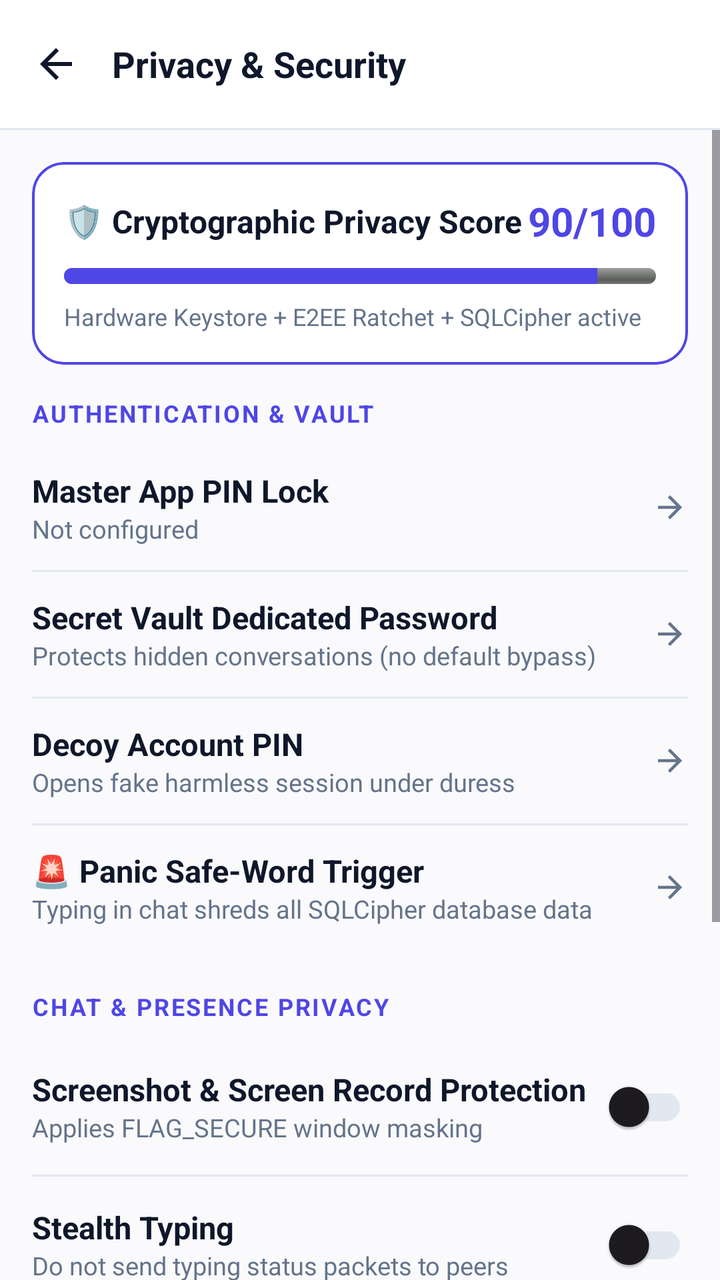
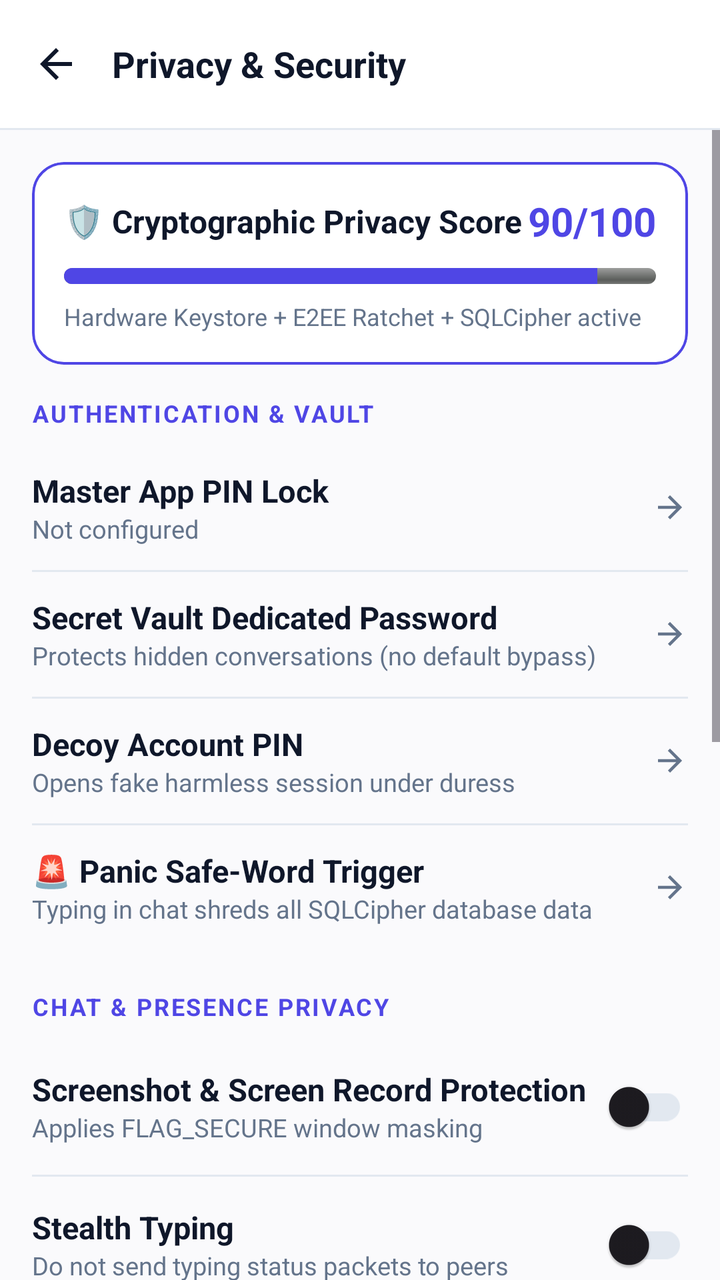

Screens rendered from an Android XML layout before and after an edit, with the pre-edit source and the edit as a unified diff.
<!-- AndroidManifest.xml: application theme Theme.VEIL -->
<!-- res/layout/activity_privacy_settings.xml -->
<?xml version="1.0" encoding="utf-8"?>
<LinearLayout xmlns:android="http://schemas.android.com/apk/res/android"
    xmlns:app="http://schemas.android.com/apk/res-auto"
    android:id="@+id/privacy_settings_root"
    android:layout_width="match_parent"
    android:layout_height="match_parent"
    android:orientation="vertical"
    android:background="@color/colorBackground">

    
    <LinearLayout
        android:layout_width="match_parent"
        android:layout_height="?attr/actionBarSize"
        android:background="@color/colorSurface"
        android:gravity="center_vertical"
        android:paddingStart="8dp"
        android:paddingEnd="16dp">

        <ImageView
            android:id="@+id/btnBack"
            android:layout_width="40dp"
            android:layout_height="40dp"
            android:padding="8dp"
            android:src="@drawable/ic_arrow_back"
            app:tint="@color/textPrimary"
            android:background="?attr/selectableItemBackgroundBorderless"
            android:contentDescription="Back" />

        <TextView
            android:layout_width="wrap_content"
            android:layout_height="wrap_content"
            android:layout_marginStart="8dp"
            android:text="Privacy &amp; Security"
            android:textColor="@color/textPrimary"
            android:textSize="18sp"
            android:textStyle="bold" />
    </LinearLayout>

    <View
        android:layout_width="match_parent"
        android:layout_height="1dp"
        android:background="@color/colorOutline" />

    <ScrollView
        android:layout_width="match_parent"
        android:layout_height="0dp"
        android:layout_weight="1"
        android:fillViewport="true">

        <LinearLayout
            android:layout_width="match_parent"
            android:layout_height="wrap_content"
            android:orientation="vertical"
            android:padding="16dp">

            
            <com.google.android.material.card.MaterialCardView
                android:layout_width="match_parent"
                android:layout_height="wrap_content"
                android:layout_marginBottom="16dp"
                app:cardCornerRadius="16dp"
                app:cardElevation="0dp"
                app:strokeWidth="1.2dp"
                app:strokeColor="@color/colorPrimary"
                app:cardBackgroundColor="@color/colorSurface">

                <LinearLayout
                    android:layout_width="match_parent"
                    android:layout_height="wrap_content"
                    android:orientation="vertical"
                    android:padding="16dp">

                    <LinearLayout
                        android:layout_width="match_parent"
                        android:layout_height="wrap_content"
                        android:orientation="horizontal"
                        android:gravity="center_vertical">

                        <TextView
                            android:layout_width="0dp"
                            android:layout_height="wrap_content"
                            android:layout_weight="1"
                            android:text="🛡️ Cryptographic Privacy Score"
                            android:textColor="@color/textPrimary"
                            android:textSize="16sp"
                            android:textStyle="bold" />

                        <TextView
                            android:id="@+id/tvPrivacyScoreVal"
                            android:layout_width="wrap_content"
                            android:layout_height="wrap_content"
                            android:text="90/100"
                            android:textColor="@color/colorPrimary"
                            android:textSize="20sp"
                            android:textStyle="bold" />
                    </LinearLayout>

                    <ProgressBar
                        android:id="@+id/pbPrivacyScore"
                        style="@android:style/Widget.ProgressBar.Horizontal"
                        android:layout_width="match_parent"
                        android:layout_height="8dp"
                        android:layout_marginTop="10dp"
                        android:layout_marginBottom="8dp"
                        android:max="100"
                        android:progress="90"
                        android:progressTint="@color/colorPrimary" />

                    <TextView
                        android:id="@+id/tvPrivacyScoreSummary"
                        android:layout_width="match_parent"
                        android:layout_height="wrap_content"
                        android:text="Hardware Keystore + E2EE Ratchet + SQLCipher active"
                        android:textColor="@color/textSecondary"
                        android:textSize="12sp" />
                </LinearLayout>
            </com.google.android.material.card.MaterialCardView>

            
            <TextView
                android:layout_width="wrap_content"
                android:layout_height="wrap_content"
                android:text="AUTHENTICATION &amp; VAULT"
                android:textColor="@color/colorPrimary"
                android:textSize="12sp"
                android:textStyle="bold"
                android:letterSpacing="0.08"
                android:layout_marginBottom="8dp" />

            
            <LinearLayout
                android:id="@+id/rowMasterPin"
                android:layout_width="match_parent"
                android:layout_height="wrap_content"
                android:orientation="horizontal"
                android:gravity="center_vertical"
                android:paddingTop="12dp"
                android:paddingBottom="12dp"
                android:background="?attr/selectableItemBackground"
                android:clickable="true"
                android:focusable="true">

                <LinearLayout
                    android:layout_width="0dp"
                    android:layout_height="wrap_content"
                    android:layout_weight="1"
                    android:orientation="vertical">

                    <TextView
                        android:layout_width="wrap_content"
                        android:layout_height="wrap_content"
                        android:text="Master App PIN Lock"
                        android:textColor="@color/textPrimary"
                        android:textSize="15.5sp"
                        android:textStyle="bold" />

                    <TextView
                        android:id="@+id/tvMasterPinStatus"
                        android:layout_width="wrap_content"
                        android:layout_height="wrap_content"
                        android:text="Not configured"
                        android:textColor="@color/textSecondary"
                        android:textSize="12.5sp" />
                </LinearLayout>

                <ImageView
                    android:layout_width="18dp"
                    android:layout_height="18dp"
                    android:src="@drawable/ic_arrow_forward"
                    app:tint="@color/textSecondary" />
            </LinearLayout>

            <View android:layout_width="match_parent" android:layout_height="1dp" android:background="@color/colorOutline" />

            
            <LinearLayout
                android:id="@+id/rowSecretVaultPassword"
                android:layout_width="match_parent"
                android:layout_height="wrap_content"
                android:orientation="horizontal"
                android:gravity="center_vertical"
                android:paddingTop="12dp"
                android:paddingBottom="12dp"
                android:background="?attr/selectableItemBackground"
                android:clickable="true"
                android:focusable="true">

                <LinearLayout
                    android:layout_width="0dp"
                    android:layout_height="wrap_content"
                    android:layout_weight="1"
                    android:orientation="vertical">

                    <TextView
                        android:layout_width="wrap_content"
                        android:layout_height="wrap_content"
                        android:text="Secret Vault Dedicated Password"
                        android:textColor="@color/textPrimary"
                        android:textSize="15.5sp"
                        android:textStyle="bold" />

                    <TextView
                        android:id="@+id/tvVaultPasswordStatus"
                        android:layout_width="wrap_content"
                        android:layout_height="wrap_content"
                        android:text="Protects hidden conversations (no default bypass)"
                        android:textColor="@color/textSecondary"
                        android:textSize="12.5sp" />
                </LinearLayout>

                <ImageView
                    android:layout_width="18dp"
                    android:layout_height="18dp"
                    android:src="@drawable/ic_arrow_forward"
                    app:tint="@color/textSecondary" />
            </LinearLayout>

            <View android:layout_width="match_parent" android:layout_height="1dp" android:background="@color/colorOutline" />

            
            <LinearLayout
                android:id="@+id/rowDecoyPin"
                android:layout_width="match_parent"
                android:layout_height="wrap_content"
                android:orientation="horizontal"
                android:gravity="center_vertical"
                android:paddingTop="12dp"
                android:paddingBottom="12dp"
                android:background="?attr/selectableItemBackground"
                android:clickable="true"
                android:focusable="true">

                <LinearLayout
                    android:layout_width="0dp"
                    android:layout_height="wrap_content"
                    android:layout_weight="1"
                    android:orientation="vertical">

                    <TextView
                        android:layout_width="wrap_content"
                        android:layout_height="wrap_content"
                        android:text="Decoy Account PIN"
                        android:textColor="@color/textPrimary"
                        android:textSize="15.5sp"
                        android:textStyle="bold" />

                    <TextView
                        android:id="@+id/tvDecoyPinStatus"
                        android:layout_width="wrap_content"
                        android:layout_height="wrap_content"
                        android:text="Opens fake harmless session under duress"
                        android:textColor="@color/textSecondary"
                        android:textSize="12.5sp" />
                </LinearLayout>

                <ImageView
                    android:layout_width="18dp"
                    android:layout_height="18dp"
                    android:src="@drawable/ic_arrow_forward"
                    app:tint="@color/textSecondary" />
            </LinearLayout>

            <View android:layout_width="match_parent" android:layout_height="1dp" android:background="@color/colorOutline" />

            
            <LinearLayout
                android:id="@+id/rowSafeWord"
                android:layout_width="match_parent"
                android:layout_height="wrap_content"
                android:orientation="horizontal"
                android:gravity="center_vertical"
                android:paddingTop="12dp"
                android:paddingBottom="12dp"
                android:background="?attr/selectableItemBackground"
                android:clickable="true"
                android:focusable="true">

                <LinearLayout
                    android:layout_width="0dp"
                    android:layout_height="wrap_content"
                    android:layout_weight="1"
                    android:orientation="vertical">

                    <TextView
                        android:layout_width="wrap_content"
                        android:layout_height="wrap_content"
                        android:text="🚨 Panic Safe-Word Trigger"
                        android:textColor="@color/textPrimary"
                        android:textSize="15.5sp"
                        android:textStyle="bold" />

                    <TextView
                        android:id="@+id/tvSafeWordStatus"
                        android:layout_width="wrap_content"
                        android:layout_height="wrap_content"
                        android:text="Typing in chat shreds all SQLCipher database data"
                        android:textColor="@color/textSecondary"
                        android:textSize="12.5sp" />
                </LinearLayout>

                <ImageView
                    android:layout_width="18dp"
                    android:layout_height="18dp"
                    android:src="@drawable/ic_arrow_forward"
                    app:tint="@color/textSecondary" />
            </LinearLayout>

            
            <TextView
                android:layout_width="wrap_content"
                android:layout_height="wrap_content"
                android:text="CHAT &amp; PRESENCE PRIVACY"
                android:textColor="@color/colorPrimary"
                android:textSize="12sp"
                android:textStyle="bold"
                android:letterSpacing="0.08"
                android:layout_marginTop="20dp"
                android:layout_marginBottom="8dp" />

            
            <LinearLayout
                android:layout_width="match_parent"
                android:layout_height="wrap_content"
                android:orientation="horizontal"
                android:gravity="center_vertical"
                android:paddingTop="10dp"
                android:paddingBottom="10dp">

                <LinearLayout
                    android:layout_width="0dp"
                    android:layout_height="wrap_content"
                    android:layout_weight="1"
                    android:orientation="vertical">

                    <TextView
                        android:layout_width="wrap_content"
                        android:layout_height="wrap_content"
                        android:text="Screenshot &amp; Screen Record Protection"
                        android:textColor="@color/textPrimary"
                        android:textSize="15.5sp"
                        android:textStyle="bold" />

                    <TextView
                        android:layout_width="wrap_content"
                        android:layout_height="wrap_content"
                        android:text="Applies FLAG_SECURE window masking"
                        android:textColor="@color/textSecondary"
                        android:textSize="12.5sp" />
                </LinearLayout>

                <androidx.appcompat.widget.SwitchCompat
                    android:id="@+id/switchFlagSecure"
                    android:layout_width="wrap_content"
                    android:layout_height="wrap_content" />
            </LinearLayout>

            <View android:layout_width="match_parent" android:layout_height="1dp" android:background="@color/colorOutline" />

            
            <LinearLayout
                android:layout_width="match_parent"
                android:layout_height="wrap_content"
                android:orientation="horizontal"
                android:gravity="center_vertical"
                android:paddingTop="10dp"
                android:paddingBottom="10dp">

                <LinearLayout
                    android:layout_width="0dp"
                    android:layout_height="wrap_content"
                    android:layout_weight="1"
                    android:orientation="vertical">

                    <TextView
                        android:layout_width="wrap_content"
                        android:layout_height="wrap_content"
                        android:text="Stealth Typing"
                        android:textColor="@color/textPrimary"
                        android:textSize="15.5sp"
                        android:textStyle="bold" />

                    <TextView
                        android:layout_width="wrap_content"
                        android:layout_height="wrap_content"
                        android:text="Do not send typing status packets to peers"
                        android:textColor="@color/textSecondary"
                        android:textSize="12.5sp" />
                </LinearLayout>

                <androidx.appcompat.widget.SwitchCompat
                    android:id="@+id/switchStealthTyping"
                    android:layout_width="wrap_content"
                    android:layout_height="wrap_content" />
            </LinearLayout>

            <View android:layout_width="match_parent" android:layout_height="1dp" android:background="@color/colorOutline" />

            
            <LinearLayout
                android:layout_width="match_parent"
                android:layout_height="wrap_content"
                android:orientation="horizontal"
                android:gravity="center_vertical"
                android:paddingTop="10dp"
                android:paddingBottom="10dp">

                <LinearLayout
                    android:layout_width="0dp"
                    android:layout_height="wrap_content"
                    android:layout_weight="1"
                    android:orientation="vertical">

                    <TextView
                        android:layout_width="wrap_content"
                        android:layout_height="wrap_content"
                        android:text="Fake Offline Mode"
                        android:textColor="@color/textPrimary"
                        android:textSize="15.5sp"
                        android:textStyle="bold" />

                    <TextView
                        android:layout_width="wrap_content"
                        android:layout_height="wrap_content"
                        android:text="Always appear offline on P2P mesh network"
                        android:textColor="@color/textSecondary"
                        android:textSize="12.5sp" />
                </LinearLayout>

                <androidx.appcompat.widget.SwitchCompat
                    android:id="@+id/switchFakeOffline"
                    android:layout_width="wrap_content"
                    android:layout_height="wrap_content" />
            </LinearLayout>

            <View android:layout_width="match_parent" android:layout_height="1dp" android:background="@color/colorOutline" />

            
            <LinearLayout
                android:id="@+id/rowBlockedUsers"
                android:layout_width="match_parent"
                android:layout_height="wrap_content"
                android:orientation="horizontal"
                android:gravity="center_vertical"
                android:paddingTop="12dp"
                android:paddingBottom="12dp"
                android:background="?attr/selectableItemBackground"
                android:clickable="true"
                android:focusable="true">

                <LinearLayout
                    android:layout_width="0dp"
                    android:layout_height="wrap_content"
                    android:layout_weight="1"
                    android:orientation="vertical">

                    <TextView
                        android:layout_width="wrap_content"
                        android:layout_height="wrap_content"
                        android:text="Blocked Contacts"
                        android:textColor="@color/textPrimary"
                        android:textSize="15.5sp"
                        android:textStyle="bold" />

                    <TextView
                        android:id="@+id/tvBlockedCount"
                        android:layout_width="wrap_content"
                        android:layout_height="wrap_content"
                        android:text="0 contacts"
                        android:textColor="@color/textSecondary"
                        android:textSize="12.5sp" />
                </LinearLayout>

                <ImageView
                    android:layout_width="18dp"
                    android:layout_height="18dp"
                    android:src="@drawable/ic_arrow_forward"
                    app:tint="@color/textSecondary" />
            </LinearLayout>

            
            <TextView
                android:layout_width="wrap_content"
                android:layout_height="wrap_content"
                android:text="DESTRUCTIVE ZERO-TRACE CONTROLS"
                android:textColor="@color/colorError"
                android:textSize="12sp"
                android:textStyle="bold"
                android:letterSpacing="0.08"
                android:layout_marginTop="20dp"
                android:layout_marginBottom="8dp" />

            
            <com.google.android.material.button.MaterialButton
                android:id="@+id/btnInstantSecureWipe"
                android:layout_width="match_parent"
                android:layout_height="wrap_content"
                android:text="💥 Instant Cryptographic Secure Wipe"
                app:cornerRadius="12dp"
                android:backgroundTint="@color/colorError"
                android:textColor="@android:color/white"
                android:paddingTop="12dp"
                android:paddingBottom="12dp" />

        </LinearLayout>
    </ScrollView>
</LinearLayout>
<!-- resources referenced by this layout -->
<resources>
  <color name="colorBackground">#FAFAFC</color>
  <color name="colorError">#EF4444</color>
  <color name="colorOutline">#E2E8F0</color>
  <color name="colorPrimary">#4F46E5</color>
  <color name="colorSurface">#FFFFFF</color>
  <color name="textPrimary">#0F172A</color>
  <color name="textSecondary">#64748B</color>
  <!-- drawable ic_arrow_back (drawable) -->
  <vector xmlns:android="http://schemas.android.com/apk/res/android"
      android:width="24dp"
      android:height="24dp"
      android:viewportWidth="24"
      android:viewportHeight="24">
      <path
          android:fillColor="@color/text_primary"
          android:pathData="M20,11H7.83l5.59,-5.59L12,4l-8,8 8,8 1.41,-1.41L7.83,13H20v-2z"/>
  </vector>
  <!-- drawable ic_arrow_forward (drawable) -->
  <vector xmlns:android="http://schemas.android.com/apk/res/android"
      android:width="24dp"
      android:height="24dp"
      android:viewportWidth="24"
      android:viewportHeight="24">
      <path
          android:fillColor="@color/text_primary"
          android:pathData="M12,4l-1.41,1.41L16.17,11H4v2h12.17l-5.58,5.59L12,20l8,-8z"/>
  </vector>
  <style name="Theme.VEIL" parent="Base.Theme.VEIL" />
  <color name="text_primary">#0F172A</color>
  <style name="Base.Theme.VEIL" parent="Theme.Material3.DayNight.NoActionBar">
          <item name="android:statusBarColor">@android:color/transparent</item>
          <item name="android:navigationBarColor">@android:color/transparent</item>
          <item name="android:windowLightStatusBar" tools:targetApi="m">true</item>
          <item name="colorPrimary">@color/colorPrimary</item>
          <item name="colorOnPrimary">@color/colorOnPrimary</item>
          <item name="colorPrimaryContainer">@color/colorPrimaryContainer</item>
          <item name="colorOnPrimaryContainer">@color/colorOnPrimaryContainer</item>
          <item name="colorSurface">@color/colorSurface</item>
          <item name="colorSurfaceVariant">@color/colorSurfaceVariant</item>
          <item name="colorOutline">@color/colorOutline</item>
          <item name="android:colorBackground">@color/colorBackground</item>
          <item name="bottomSheetDialogTheme">@style/ModernBottomSheetDialogTheme</item>
      </style>
  <color name="colorOnPrimary">#FFFFFF</color>
  <color name="colorPrimaryContainer">#EEF2FF</color>
  <color name="colorOnPrimaryContainer">#3730A3</color>
  <color name="colorSurfaceVariant">#F1F5F9</color>
  <style name="ModernBottomSheetDialogTheme" parent="Theme.Material3.DayNight.BottomSheetDialog">
          <item name="bottomSheetStyle">@style/ModernBottomSheetStyle</item>
          <item name="android:windowIsFloating">false</item>
          <item name="android:statusBarColor">@android:color/transparent</item>
          <item name="android:navigationBarColor">@android:color/transparent</item>
      </style>
  <style name="ModernBottomSheetStyle" parent="Widget.Material3.BottomSheet">
          <item name="android:background">@android:color/transparent</item>
      </style>
</resources>

<!-- the commit's change to res/layout/activity_privacy_settings.xml (unified diff, before → after) -->
@@ -481,6 +481,147 @@
             <TextView
                 android:layout_width="wrap_content"
                 android:layout_height="wrap_content"
+                android:text="COMMUNICATION &amp; MENTION PRIVACY"
+                android:textColor="@color/colorPrimary"
+                android:textSize="12sp"
+                android:textStyle="bold"
+                android:letterSpacing="0.08"
+                android:layout_marginTop="20dp"
+                android:layout_marginBottom="8dp" />
+
+            
+            <LinearLayout
+                android:id="@+id/rowWhoCanMessageMe"
+                android:layout_width="match_parent"
+                android:layout_height="wrap_content"
+                android:orientation="horizontal"
+                android:gravity="center_vertical"
+                android:paddingTop="12dp"
+                android:paddingBottom="12dp"
+                android:background="?attr/selectableItemBackground"
+                android:clickable="true"
+                android:focusable="true">
+
+                <LinearLayout
+                    android:layout_width="0dp"
+                    android:layout_height="wrap_content"
+                    android:layout_weight="1"
+                    android:orientation="vertical">
+
+                    <TextView
+                        android:layout_width="wrap_content"
+                        android:layout_height="wrap_content"
+                        android:text="Who Can Message You"
+                        android:textColor="@color/textPrimary"
+                        android:textSize="15.5sp"
+                        android:textStyle="bold" />
+
+                    <TextView
+                        android:id="@+id/tvWhoCanMessageStatus"
+                        android:layout_width="wrap_content"
+                        android:layout_height="wrap_content"
+                        android:text="Everyone"
+                        android:textColor="@color/textSecondary"
+                        android:textSize="12.5sp" />
+                </LinearLayout>
+
+                <ImageView
+                    android:layout_width="18dp"
+                    android:layout_height="18dp"
+                    android:src="@drawable/ic_arrow_forward"
+                    app:tint="@color/textSecondary" />
+            </LinearLayout>
+
+            <View android:layout_width="match_parent" android:layout_height="1dp" android:background="@color/colorOutline" />
+
+            
+            <LinearLayout
+                android:id="@+id/rowWhoCanMention"
+                android:layout_width="match_parent"
+                android:layout_height="wrap_content"
+                android:orientation="horizontal"
+                android:gravity="center_vertical"
+                android:paddingTop="12dp"
+                android:paddingBottom="12dp"
+                android:background="?attr/selectableItemBackground"
+                android:clickable="true"
+                android:focusable="true">
+
+                <LinearLayout
+                    android:layout_width="0dp"
+                    android:layout_height="wrap_content"
+                    android:layout_weight="1"
+                    android:orientation="vertical">
+
+                    <TextView
+                        android:layout_width="wrap_content"
+                        android:layout_height="wrap_content"
+                        android:text="Who Can Mention You"
+                        android:textColor="@color/textPrimary"
+                        android:textSize="15.5sp"
+                        android:textStyle="bold" />
+
+                    <TextView
+                        android:id="@+id/tvWhoCanMentionStatus"
+                        android:layout_width="wrap_content"
+                        android:layout_height="wrap_content"
+                        android:text="Everyone"
+                        android:textColor="@color/textSecondary"
+                        android:textSize="12.5sp" />
+                </LinearLayout>
+
+                <ImageView
+                    android:layout_width="18dp"
+                    android:layout_height="18dp"
+                    android:src="@drawable/ic_arrow_forward"
+                    app:tint="@color/textSecondary" />
+            </LinearLayout>
+
+            <View android:layout_width="match_parent" android:layout_height="1dp" android:background="@color/colorOutline" />
+
+            
+            <LinearLayout
+                android:layout_width="match_parent"
+                android:layout_height="wrap_content"
+                android:orientation="horizontal"
+                android:gravity="center_vertical"
+                android:paddingTop="10dp"
+                android:paddingBottom="10dp">
+
+                <LinearLayout
+                    android:layout_width="0dp"
+                    android:layout_height="wrap_content"
+                    android:layout_weight="1"
+                    android:orientation="vertical">
+
+                    <TextView
+                        android:layout_width="wrap_content"
+                        android:layout_height="wrap_content"
+                        android:text="Show Username in Groups"
+                        android:textColor="@color/textPrimary"
+                        android:textSize="15.5sp"
+                        android:textStyle="bold" />
+
+                    <TextView
+                        android:layout_width="wrap_content"
+                        android:layout_height="wrap_content"
+                        android:text="Display @username on group bubbles and participant list"
+                        android:textColor="@color/textSecondary"
+                        android:textSize="12.5sp" />
+                </LinearLayout>
+
+                <androidx.appcompat.widget.SwitchCompat
+                    android:id="@+id/switchShowUsernameInGroup"
+                    android:layout_width="wrap_content"
+                    android:layout_height="wrap_content" />
+            </LinearLayout>
+
+            <View android:layout_width="match_parent" android:layout_height="1dp" android:background="@color/colorOutline" />
+
+            
+            <TextView
+                android:layout_width="wrap_content"
+                android:layout_height="wrap_content"
                 android:text="DESTRUCTIVE ZERO-TRACE CONTROLS"
                 android:textColor="@color/colorError"
                 android:textSize="12sp"
